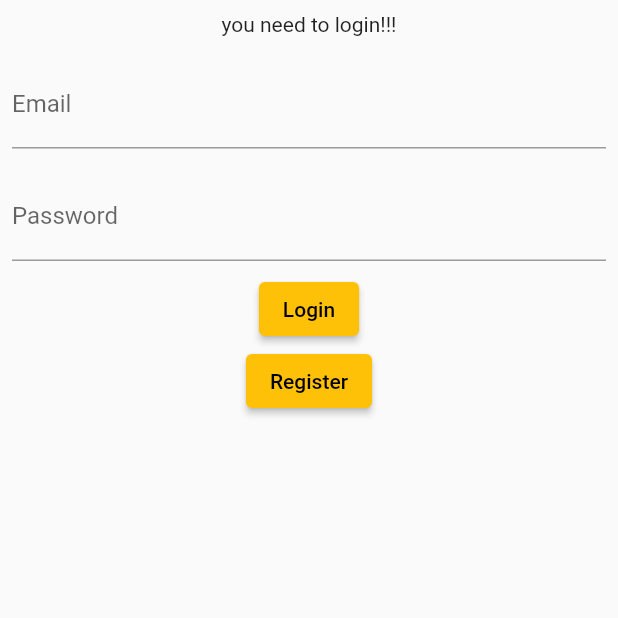
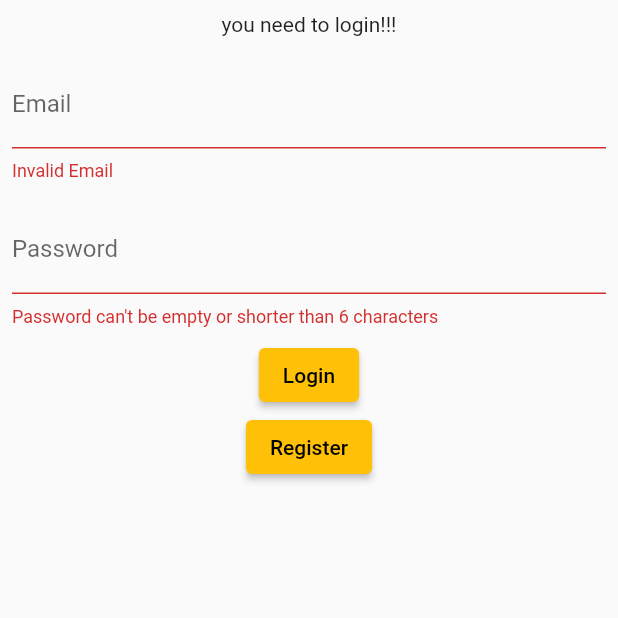
Before and after one commit to stecch1/Flats, a Flutter app: the LoginScreen screen opened directly, after a tap on "Login", on a phone screen of 412 x 824 dp, the top half of it. Run offline on Flutter 3.47's test engine with Material 2 defaults, Android fonts, the phone set to English and light mode, and no system bars; our stand-ins replace carousel_slider, cloud_firestore, firebase_auth, firebase_core, firebase_storage, google_maps_flutter and 3 more; accounts and stored records are empty; network calls fail.

Commit message:
Added text format validation and relative unit tests

```diff
--- a/lib/Screens/login_screen.dart
+++ b/lib/Screens/login_screen.dart
@@ -2,51 +2,78 @@ import 'package:flats/Screens/register_screen.dart';
 import 'package:flats/Services/auth_service.dart';
 import 'package:flutter/material.dart';
 import 'package:provider/provider.dart';
+
+final formGlobalKey = GlobalKey<FormState>();
+
+class EmailFieldValidator{
+  static String? validate(String value){
+    return (value.isEmpty || !RegExp(
+        r'^(([^<>()[\]\\.,;:\s@\"]+(\.[^<>()[\]\\.,;:\s@\"]+)*)|(\".+\"))@((\[[0-9]{1,3}\.[0-9]{1,3}\.[0-9]{1,3}\.[0-9]{1,3}\])|(([a-zA-Z\-0-9]+\.)+[a-zA-Z]{2,}))$')
+        .hasMatch(value) ) ? 'Invalid Email' : null;
+  }
+}
+
+class PasswordFieldValidator{
+  static String? validate(String value){
+    return (value.isEmpty || value.length <6) ? 'Password can\'t be empty or shorter than 6 characters' : null;
+  }
+}
 
 class LoginScreen extends StatelessWidget {
   const LoginScreen({Key? key}) : super(key: key);
 
   @override
   Widget build(BuildContext context) {
+
+
     final TextEditingController emailController = TextEditingController();
     final TextEditingController passwordController = TextEditingController();
     final authService = Provider.of<AuthService>(context);
     return Scaffold(
       body: SingleChildScrollView(
+        child: Form(
+          key: formGlobalKey,
           child: Column(
             mainAxisAlignment: MainAxisAlignment.center,
             children: [
-            Padding(
-              padding: const EdgeInsets.all(8.0),
-              child: Container(child:Text("you need to login!!!")),
+              const Padding(
+                padding: EdgeInsets.all(8.0),
+                child: Text("you need to login!!!"),
               ),
               Padding(
                 padding: const EdgeInsets.all(8.0),
-              child: TextField(
+                child: TextFormField(
+
+                  validator: (value)=>EmailFieldValidator.validate(value!),
                   controller: emailController,
-                decoration: InputDecoration(labelText: "Email"),
+                  decoration: const InputDecoration(labelText: "Email"),
                 ),
               ),
               Padding(
                 padding: const EdgeInsets.all(8.0),
-              child: TextField(
+                child: TextFormField(
+
                   obscureText: true,
+                  validator: (value)=> PasswordFieldValidator.validate(value!),
                   controller: passwordController,
-                decoration: InputDecoration(labelText: "Password"),
+                  decoration: const InputDecoration(labelText: "Password"),
                 ),
               ),
               ElevatedButton(
                   onPressed: (){
+                    if (formGlobalKey.currentState!.validate()) {
                       authService.signInWithEmailAndPassword(emailController.text, passwordController.text);
+                    }
               },
-                child: Text("Login")),
+                  child: const Text("Login")),
 
               ElevatedButton(onPressed: (){
                 Navigator.push(context,
                     MaterialPageRoute(builder: (context) => Register()));
-            }, child: Text("Register")),
+              }, child: const Text("Register")),
 
             ],
+          ),
         ),
       )
 
--- a/lib/Screens/my_home.dart
+++ b/lib/Screens/my_home.dart
@@ -25,7 +25,7 @@ class _MyHomeState extends State<MyHome> {
 
   static final List<Widget> _widgetOptions = <Widget>[
     FutureBuilder(
-      //TODO: maybe initialize at main level and update contents at this point.this code will initialize fb everytime
+
       future: Firebase.initializeApp(),
       builder: (context, snapshot) {
         if (snapshot.hasError) {
--- a/lib/Utils/get_chatroom_id_function.dart
+++ b/lib/Utils/get_chatroom_id_function.dart
@@ -1,4 +1,3 @@
-
 
 getChatRoomIdByUsernames(String a, String b) {
   if (a.substring(0, 1).codeUnitAt(0) > b.substring(0, 1).codeUnitAt(0)) {
```
Also changed, not shown: lib/Screens/Host/host_add.dart (+32 -7 lines), lib/Screens/Social/social_home.dart (+24 -18 lines), lib/Screens/register_screen.dart (+17 -5 lines), 3 other files. Lines whose indentation alone changed are shown as unchanged.
